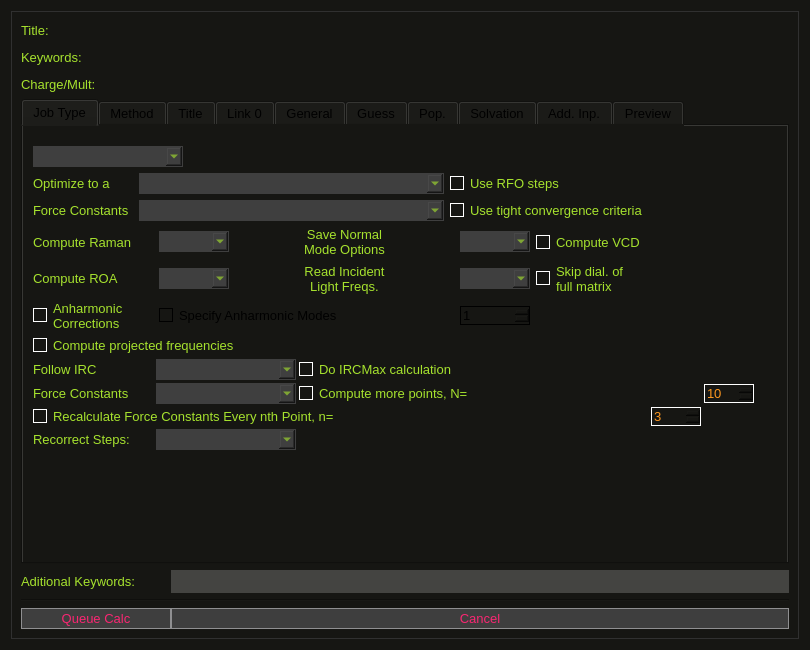
The window that Views/uiCalculationsWindow.ui (samuelvp360/SVP360CalculationController) describes before a commit, drawn with Qt 5.
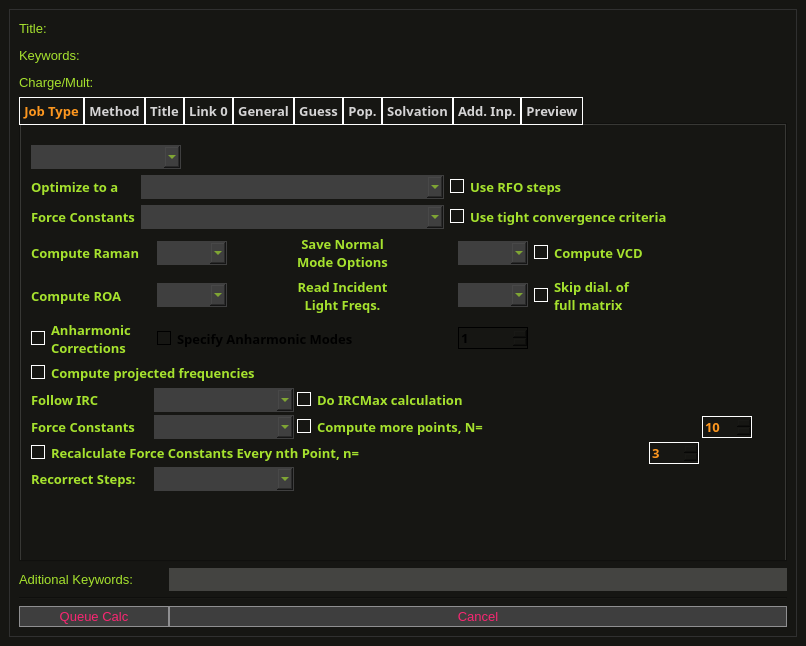
The same window after the commit.

The edit to the form file:
```diff
--- a/Views/uiCalculationsWindow.ui
+++ b/Views/uiCalculationsWindow.ui
@@ -80,6 +80,16 @@
 	color: #ffffff;
 }
 
+/*QTabWidget*/
+QTabBar:tab{
+	color: #d5d4d5;
+	border: 1px solid #ffffff;
+	padding: 4px;
+}
+QTabBar:tab::selected {
+	color: #FD971F;
+}
+
 /*QScrollArea */
 QScrollArea {
 	background-color: #3e3e3e
@@ -269,9 +279,15 @@
 	padding: 3px;
 }</string>
   </property>
-  <layout class="QVBoxLayout" name="_2">
-   <item>
     <widget class="QScrollArea" name="scrollArea">
+   <property name="geometry">
+    <rect>
+     <x>9</x>
+     <y>9</y>
+     <width>788</width>
+     <height>628</height>
+    </rect>
+   </property>
      <property name="minimumSize">
       <size>
        <width>788</width>
@@ -356,6 +372,14 @@
               <height>0</height>
              </size>
             </property>
+          <property name="font">
+           <font>
+            <family>Cascadia Code PL</family>
+            <pointsize>-1</pointsize>
+            <weight>75</weight>
+            <bold>true</bold>
+           </font>
+          </property>
             <property name="currentIndex">
              <number>0</number>
             </property>
@@ -1722,6 +1746,7 @@
               <property name="font">
                <font>
                 <family>Cascadia Code PL</family>
+              <pointsize>-1</pointsize>
                 <weight>75</weight>
                 <bold>true</bold>
                </font>
@@ -1762,6 +1787,7 @@
               <property name="font">
                <font>
                 <family>Cascadia Code PL</family>
+              <pointsize>-1</pointsize>
                 <weight>75</weight>
                 <bold>true</bold>
                </font>
@@ -1788,6 +1814,7 @@
               <property name="font">
                <font>
                 <family>Cascadia Code PL</family>
+              <pointsize>-1</pointsize>
                 <weight>75</weight>
                 <bold>true</bold>
                </font>
@@ -1811,8 +1838,6 @@
       </layout>
      </widget>
     </widget>
-   </item>
-  </layout>
  </widget>
  <resources/>
  <connections>
```
Lines whose indentation alone changed are shown as unchanged.
